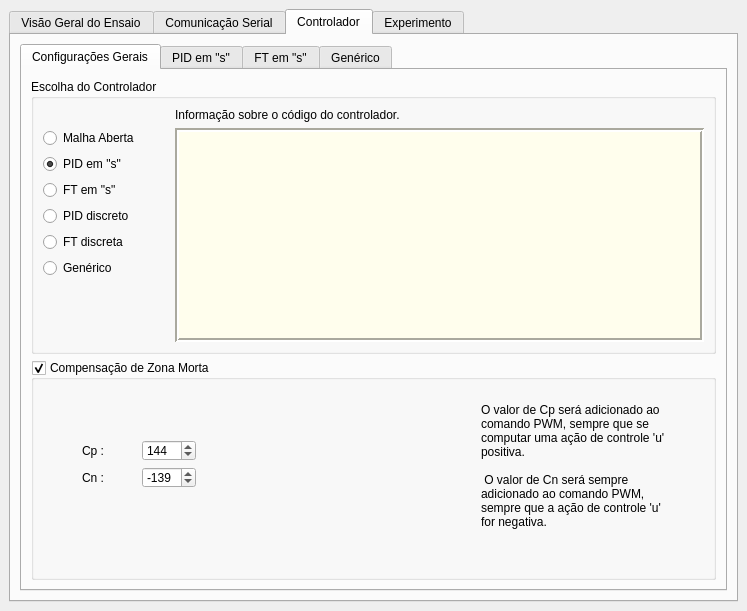
This is GUI_code/main_window.ui in torresgithub/software_controle_plantas as Qt 5 draws it before an edit. The edited form follows.
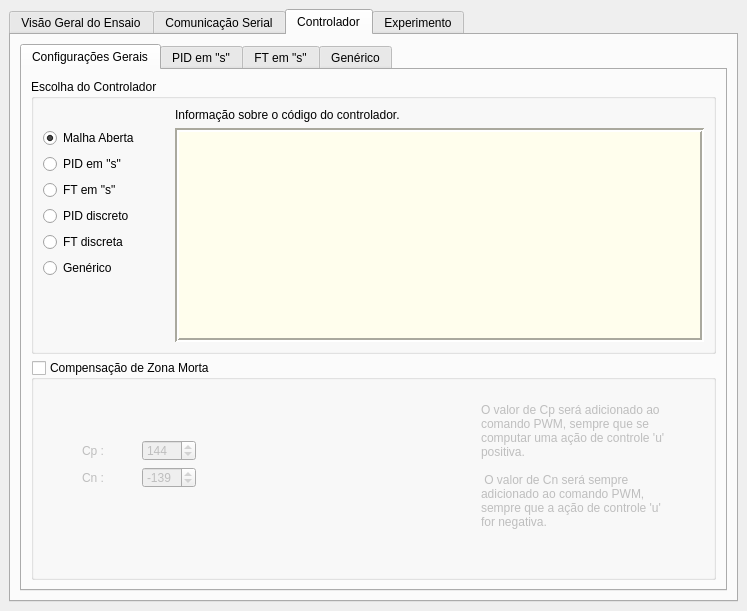
This is the edited form. The open tabs and pages were chosen to show the change. Icons and pictures are not drawn. Custom widgets are drawn as their Qt base class.

```diff
--- a/GUI_code/main_window.ui
+++ b/GUI_code/main_window.ui
@@ -737,6 +737,9 @@
                    <property name="text">
                     <string>Malha Aberta</string>
                    </property>
+                   <property name="checked">
+                    <bool>true</bool>
+                   </property>
                   </widget>
                  </item>
                  <item>
@@ -754,7 +757,7 @@
                     <string>PID em &quot;s&quot;</string>
                    </property>
                    <property name="checked">
-                    <bool>true</bool>
+                    <bool>false</bool>
                    </property>
                   </widget>
                  </item>
@@ -883,7 +886,7 @@
                <bool>true</bool>
               </property>
               <property name="checked">
-               <bool>true</bool>
+               <bool>false</bool>
               </property>
               <widget class="QLabel" name="label_12">
                <property name="enabled">
@@ -920,7 +923,7 @@
                 <item row="0" column="0">
                  <widget class="QLabel" name="label_19">
                   <property name="enabled">
-                   <bool>true</bool>
+                   <bool>false</bool>
                   </property>
                   <property name="text">
                    <string>Cp :</string>
@@ -930,7 +933,7 @@
                 <item row="0" column="1">
                  <widget class="QSpinBox" name="spinBox_Cp">
                   <property name="enabled">
-                   <bool>true</bool>
+                   <bool>false</bool>
                   </property>
                   <property name="maximum">
                    <number>255</number>
@@ -943,7 +946,7 @@
                 <item row="1" column="0">
                  <widget class="QLabel" name="label_20">
                   <property name="enabled">
-                   <bool>true</bool>
+                   <bool>false</bool>
                   </property>
                   <property name="text">
                    <string>Cn :</string>
@@ -953,7 +956,7 @@
                 <item row="1" column="1">
                  <widget class="QSpinBox" name="spinBox_Cn">
                   <property name="enabled">
-                   <bool>true</bool>
+                   <bool>false</bool>
                   </property>
                   <property name="minimum">
                    <number>-255</number>
```
Left out of the diff: 6 changed lines with no effect on the pictures.
